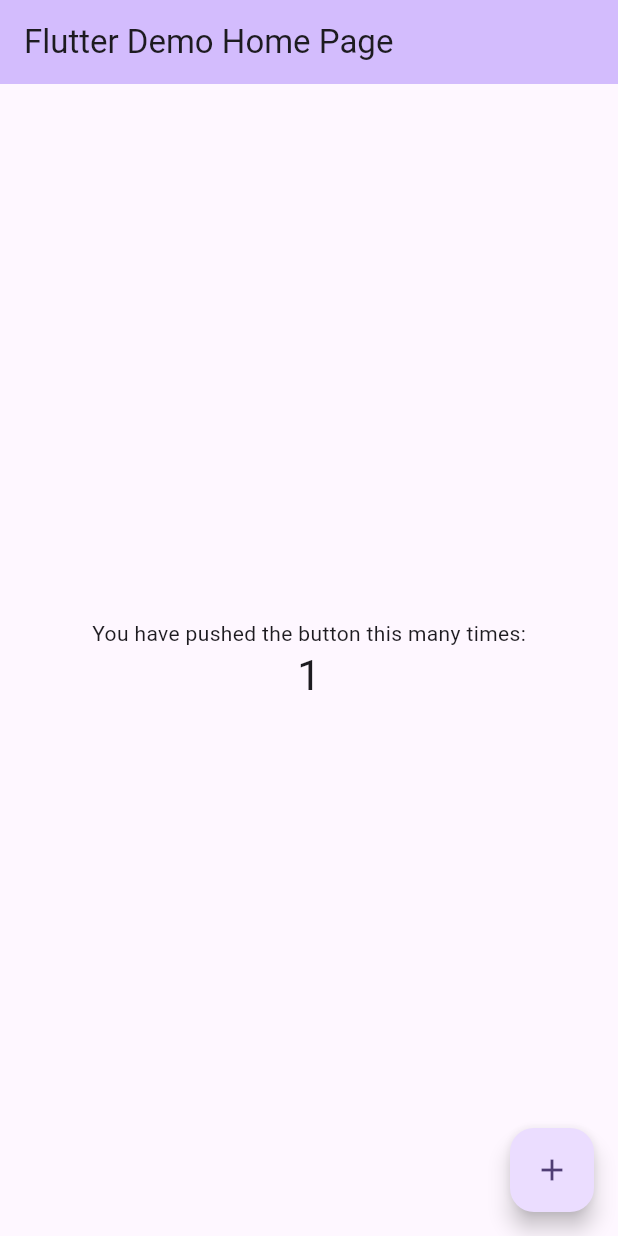
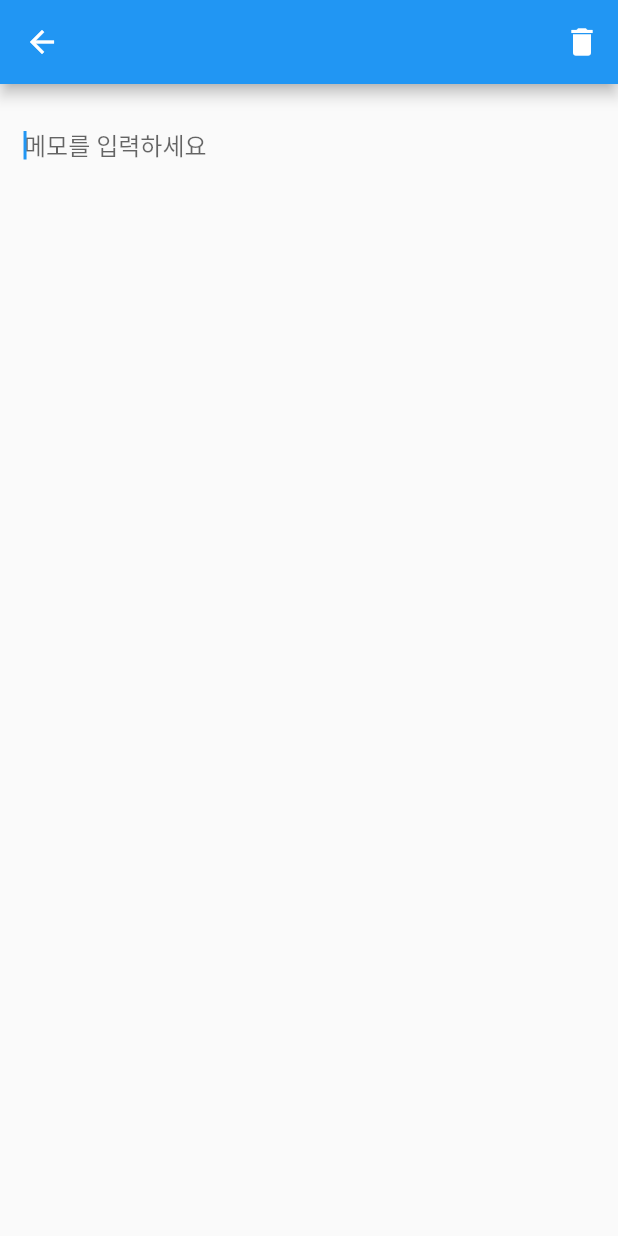
Before and after one commit to hdaisywd/wondu_studyplanner, a Flutter app: the screen it shows after launch, after a tap on the "add" icon, on a phone screen of 412 x 824 dp. Run offline on Flutter 3.47's test engine with Material 2 defaults, Android fonts, the phone set to English and light mode, and no system bars; our stand-ins replace flutter_slidable.

Commit message:
delete slider 구현 완료

```diff
--- a/analysis_options.yaml
+++ b/analysis_options.yaml
@@ -22,6 +22,8 @@ linter:
   # `// ignore_for_file: name_of_lint` syntax on the line or in the file
   # producing the lint.
   rules:
+    prefer_const_constructors: false
+    prefer_const_literals_to_create_immutables: false
     # avoid_print: false  # Uncomment to disable the `avoid_print` rule
     # prefer_single_quotes: true  # Uncomment to enable the `prefer_single_quotes` rule
 
--- a/lib/main.dart
+++ b/lib/main.dart
@@ -1,125 +1,200 @@
+import 'package:flutter/cupertino.dart';
 import 'package:flutter/material.dart';
+import 'package:provider/provider.dart';
+import 'package:flutter_slidable/flutter_slidable.dart';
+
+import 'memo_service.dart';
 
 void main() {
-  runApp(const MyApp());
+  runApp(
+    MultiProvider(
+      providers: [
+        ChangeNotifierProvider(create: (context) => MemoService()),
+      ],
+      child: const MyApp(),
+    ),
+  );
 }
 
 class MyApp extends StatelessWidget {
   const MyApp({super.key});
 
-  // This widget is the root of your application.
   @override
   Widget build(BuildContext context) {
     return MaterialApp(
-      title: 'Flutter Demo',
-      theme: ThemeData(
-        // This is the theme of your application.
-        //
-        // TRY THIS: Try running your application with "flutter run". You'll see
-        // the application has a blue toolbar. Then, without quitting the app,
-        // try changing the seedColor in the colorScheme below to Colors.green
-        // and then invoke "hot reload" (save your changes or press the "hot
-        // reload" button in a Flutter-supported IDE, or press "r" if you used
-        // the command line to start the app).
-        //
-        // Notice that the counter didn't reset back to zero; the application
-        // state is not lost during the reload. To reset the state, use hot
-        // restart instead.
-        //
-        // This works for code too, not just values: Most code changes can be
-        // tested with just a hot reload.
-        colorScheme: ColorScheme.fromSeed(seedColor: Colors.deepPurple),
-        useMaterial3: true,
-      ),
-      home: const MyHomePage(title: 'Flutter Demo Home Page'),
+      debugShowCheckedModeBanner: false,
+      home: HomePage(),
     );
   }
 }
 
-class MyHomePage extends StatefulWidget {
-  const MyHomePage({super.key, required this.title});
-
-  // This widget is the home page of your application. It is stateful, meaning
-  // that it has a State object (defined below) that contains fields that affect
-  // how it looks.
-
-  // This class is the configuration for the state. It holds the values (in this
-  // case the title) provided by the parent (in this case the App widget) and
-  // used by the build method of the State. Fields in a Widget subclass are
-  // always marked "final".
-
-  final String title;
+// 홈 페이지
+class HomePage extends StatefulWidget {
+  const HomePage({super.key});
 
   @override
-  State<MyHomePage> createState() => _MyHomePageState();
+  State<HomePage> createState() => _HomePageState();
 }
 
-class _MyHomePageState extends State<MyHomePage> {
-  int _counter = 0;
+class _HomePageState extends State<HomePage> {
+  @override
+  Widget build(BuildContext context) {
+    return Consumer<MemoService>(
+      builder: (context, memoService, child) {
+        // memoService로 부터 memoList 가져오기
+        List<Memo> memoList = memoService.memoList;
 
-  void _incrementCounter() {
-    setState(() {
-      // This call to setState tells the Flutter framework that something has
-      // changed in this State, which causes it to rerun the build method below
-      // so that the display can reflect the updated values. If we changed
-      // _counter without calling setState(), then the build method would not be
-      // called again, and so nothing would appear to happen.
-      _counter++;
-    });
+        return Scaffold(
+          appBar: AppBar(
+            title: Text("mymemo"),
+          ),
+          body: memoList.isEmpty
+              ? Center(child: Text("메모를 작성해 주세요"))
+              : ListView.builder(
+                  itemCount: memoList.length, // memoList 개수 만큼 보여주기
+                  itemBuilder: (context, index) {
+                    Memo memo = memoList[index]; // index에 해당하는 memo 가져오기
+                    return Slidable(
+                      key: const ValueKey(0),
+                      startActionPane: ActionPane(
+                        motion: const ScrollMotion(),
+                        dismissible: DismissiblePane(onDismissed: () {}),
+                        children: const [
+                          SlidableAction(
+                              onPressed: null,
+                              backgroundColor: Color(0xFFFE4A49),
+                              foregroundColor: Colors.white,
+                              icon: Icons.delete,
+                              label: 'Delete'),
+                        ],
+                      ),
+                      child: ListTile(
+                        // 메모 고정 아이콘
+                        leading: IconButton(
+                          icon: Icon(CupertinoIcons.pin),
+                          onPressed: () {
+                            print('$memo : pin 클릭 됨');
+                          },
+                        ),
+                        // 메모 내용 (최대 3줄까지만 보여주도록)
+                        title: Text(
+                          memo.content,
+                          maxLines: 3,
+                          overflow: TextOverflow.ellipsis,
+                        ),
+                        onTap: () {
+                          // 아이템 클릭시
+                          Navigator.push(
+                            context,
+                            MaterialPageRoute(
+                              builder: (_) => DetailPage(
+                                index: index,
+                              ),
+                            ),
+                          );
+                        },
+                      ),
+                    );
+                  },
+                ),
+          floatingActionButton: FloatingActionButton(
+            child: Icon(Icons.add),
+            onPressed: () {
+              // + 버튼 클릭시 메모 생성 및 수정 페이지로 이동
+              memoService.createMemo(content: '');
+              Navigator.push(
+                context,
+                MaterialPageRoute(
+                  builder: (_) => DetailPage(
+                    index: memoService.memoList.length - 1,
+                  ),
+                ),
+              );
+            },
+          ),
+        );
+      },
+    );
   }
+}
+
+// 메모 생성 및 수정 페이지
+class DetailPage extends StatelessWidget {
+  DetailPage({super.key, required this.index});
+
+  final int index;
+
+  TextEditingController contentController = TextEditingController();
 
   @override
   Widget build(BuildContext context) {
-    // This method is rerun every time setState is called, for instance as done
-    // by the _incrementCounter method above.
-    //
-    // The Flutter framework has been optimized to make rerunning build methods
-    // fast, so that you can just rebuild anything that needs updating rather
-    // than having to individually change instances of widgets.
+    MemoService memoService = context.read<MemoService>();
+    Memo memo = memoService.memoList[index];
+
+    contentController.text = memo.content;
+
     return Scaffold(
       appBar: AppBar(
-        // TRY THIS: Try changing the color here to a specific color (to
-        // Colors.amber, perhaps?) and trigger a hot reload to see the AppBar
-        // change color while the other colors stay the same.
-        backgroundColor: Theme.of(context).colorScheme.inversePrimary,
-        // Here we take the value from the MyHomePage object that was created by
-        // the App.build method, and use it to set our appbar title.
-        title: Text(widget.title),
+        actions: [
+          IconButton(
+            onPressed: () {
+              // 삭제 버튼 클릭시
+              showDeleteDialog(context, memoService);
+            },
+            icon: Icon(Icons.delete),
+          )
+        ],
       ),
-      body: Center(
-        // Center is a layout widget. It takes a single child and positions it
-        // in the middle of the parent.
-        child: Column(
-          // Column is also a layout widget. It takes a list of children and
-          // arranges them vertically. By default, it sizes itself to fit its
-          // children horizontally, and tries to be as tall as its parent.
-          //
-          // Column has various properties to control how it sizes itself and
-          // how it positions its children. Here we use mainAxisAlignment to
-          // center the children vertically; the main axis here is the vertical
-          // axis because Columns are vertical (the cross axis would be
-          // horizontal).
-          //
-          // TRY THIS: Invoke "debug painting" (choose the "Toggle Debug Paint"
-          // action in the IDE, or press "p" in the console), to see the
-          // wireframe for each widget.
-          mainAxisAlignment: MainAxisAlignment.center,
-          children: <Widget>[
-            const Text(
-              'You have pushed the button this many times:',
+      body: Padding(
+        padding: const EdgeInsets.all(16),
+        child: TextField(
+          controller: contentController,
+          decoration: InputDecoration(
+            hintText: "메모를 입력하세요",
+            border: InputBorder.none,
+          ),
+          autofocus: true,
+          maxLines: null,
+          expands: true,
+          keyboardType: TextInputType.multiline,
+          onChanged: (value) {
+            // 텍스트필드 안의 값이 변할 때
+            memoService.updateMemo(index: index, content: value);
+          },
+        ),
+      ),
+    );
+  }
+
+  void showDeleteDialog(BuildContext context, MemoService memoService) {
+    showDialog(
+      context: context,
+      builder: (context) {
+        return AlertDialog(
+          title: Text("정말로 삭제하시겠습니까?"),
+          actions: [
+            // 취소 버튼
+            TextButton(
+              onPressed: () {
+                Navigator.pop(context);
+              },
+              child: Text("취소"),
             ),
-            Text(
-              '$_counter',
-              style: Theme.of(context).textTheme.headlineMedium,
+            // 확인 버튼
+            TextButton(
+              onPressed: () {
+                memoService.deleteMemo(index: index);
+                Navigator.pop(context); // 팝업 닫기
+                Navigator.pop(context); // HomePage 로 가기
+              },
+              child: Text(
+                "확인",
+                style: TextStyle(color: Colors.pink),
+              ),
             ),
           ],
-        ),
-      ),
-      floatingActionButton: FloatingActionButton(
-        onPressed: _incrementCounter,
-        tooltip: 'Increment',
-        child: const Icon(Icons.add),
-      ), // This trailing comma makes auto-formatting nicer for build methods.
+        );
+      },
     );
   }
 }
--- /dev/null
+++ b/lib/memo_service.dart
@@ -0,0 +1,37 @@
+import 'package:flutter/material.dart';
+
+import 'main.dart';
+
+// Memo 데이터의 형식을 정해줍니다. 추후 isPinned, updatedAt 등의 정보도 저장할 수 있습니다.
+class Memo {
+  Memo({
+    required this.content,
+  });
+
+  String content;
+}
+
+// Memo 데이터는 모두 여기서 관리
+class MemoService extends ChangeNotifier {
+  List<Memo> memoList = [
+    Memo(content: '장보기 목록: 사과, 양파'), // 더미(dummy) 데이터
+    Memo(content: '새 메모'), // 더미(dummy) 데이터
+  ];
+
+  createMemo({required String content}) {
+    Memo memo = Memo(content: content);
+    memoList.add(memo);
+    notifyListeners(); // Consumer<MemoService>의 builder 부분을 호출해서 화면 새로고침
+  }
+
+  updateMemo({required int index, required String content}) {
+    Memo memo = memoList[index];
+    memo.content = content;
+    notifyListeners();
+  }
+
+  deleteMemo({required int index}) {
+    memoList.removeAt(index);
+    notifyListeners();
+  }
+}
--- a/pubspec.yaml
+++ b/pubspec.yaml
@@ -35,6 +35,9 @@ dependencies:
   # The following adds the Cupertino Icons font to your application.
   # Use with the CupertinoIcons class for iOS style icons.
   cupertino_icons: ^1.0.2
+  provider: ^6.0.5
+  shared_preferences: ^2.2.0
+  flutter_slidable: ^3.0.0
 
 dev_dependencies:
   flutter_test:
```
Also changed, not shown: pubspec.lock, 181 other files.
